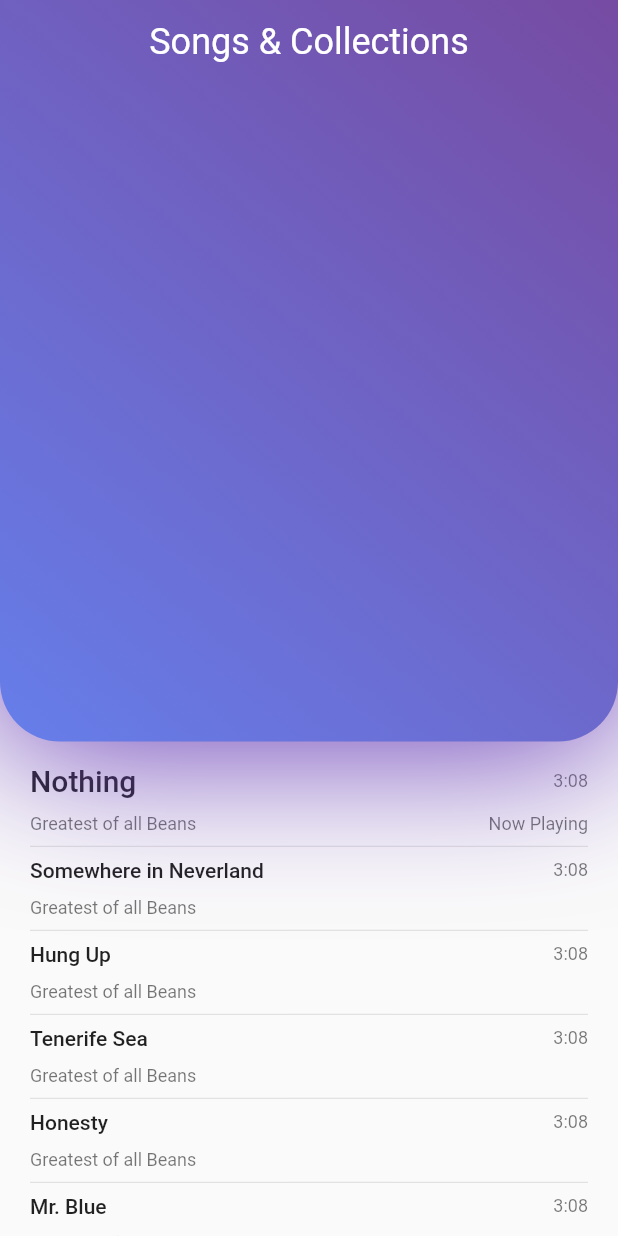
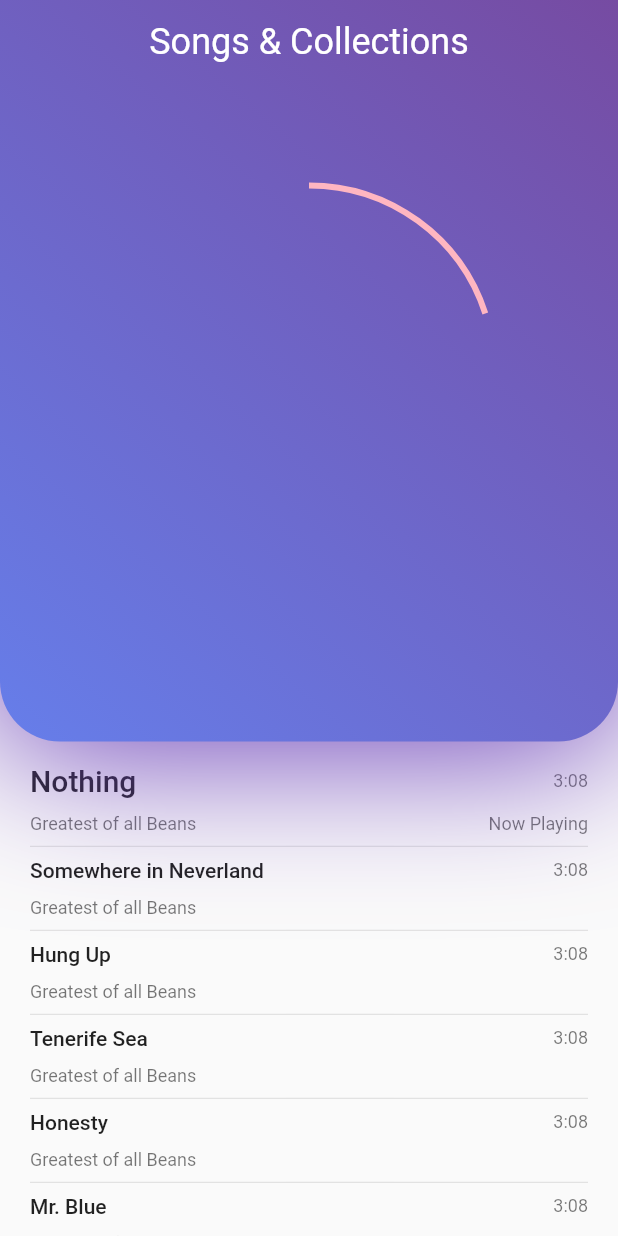
Before and after one commit to JosesGabriel/SongsAndCollections, a Flutter app: the screen it shows after launch, on a phone screen of 412 x 824 dp. Run offline on Flutter 3.47's test engine with Material 2 defaults, Android fonts, the phone set to English and light mode, and no system bars.

```diff
--- a/lib/main.dart
+++ b/lib/main.dart
@@ -1,4 +1,6 @@
+import 'dart:async';
 import 'package:flutter/material.dart';
+
 import './widgets/song_card.dart';
 import './widgets/song_listview.dart';
 
@@ -22,7 +24,28 @@ class App extends StatelessWidget {
   }
 }
 
-class _HomePageState extends StatelessWidget {
+class _HomePageState extends StatefulWidget {
+  @override
+  __HomePageStateState createState() => __HomePageStateState();
+}
+
+class __HomePageStateState extends State<_HomePageState> {
+  var songProgress = 0.0;
+
+  Timer timer;
+  @override
+  void initState() {
+    super.initState();
+    timer = Timer.periodic(Duration(seconds: 1), (Timer t) {
+      setState(() {
+        songProgress += 0.20;
+      });
+      if (songProgress > 1) {
+        songProgress = 0.0;
+      }
+    });
+  }
+
   @override
   Widget build(BuildContext context) {
     final mediaQuery = MediaQuery.of(context);
@@ -45,6 +68,20 @@ class _HomePageState extends StatelessWidget {
         children: [
           SongListView(),
           SongCard(),
+          Positioned(
+            top: mediaQuery.size.height * 0.15,
+            left: mediaQuery.size.width * 0.20,
+            child: Container(
+              width: mediaQuery.size.width * 0.6,
+              height: mediaQuery.size.width * 0.6,
+              child: CircularProgressIndicator(
+                value: songProgress,
+                valueColor: AlwaysStoppedAnimation(
+                  Color(0xFFFFB6C1),
+                ),
+              ),
+            ),
+          ),
         ],
       ),
     );
```
